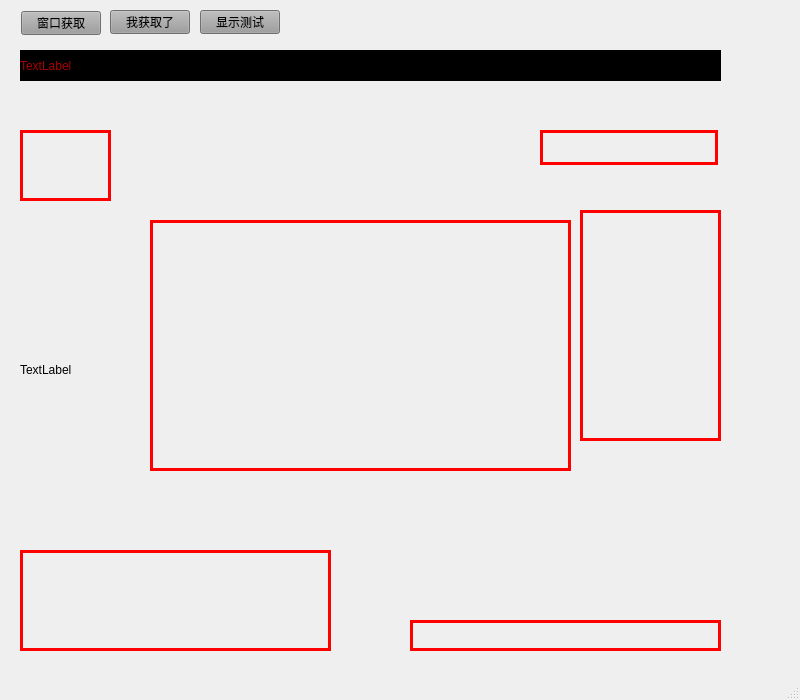
This is mainwindow.ui in droplazy/HOOK as Qt 5 draws it before an edit. The edited form follows.
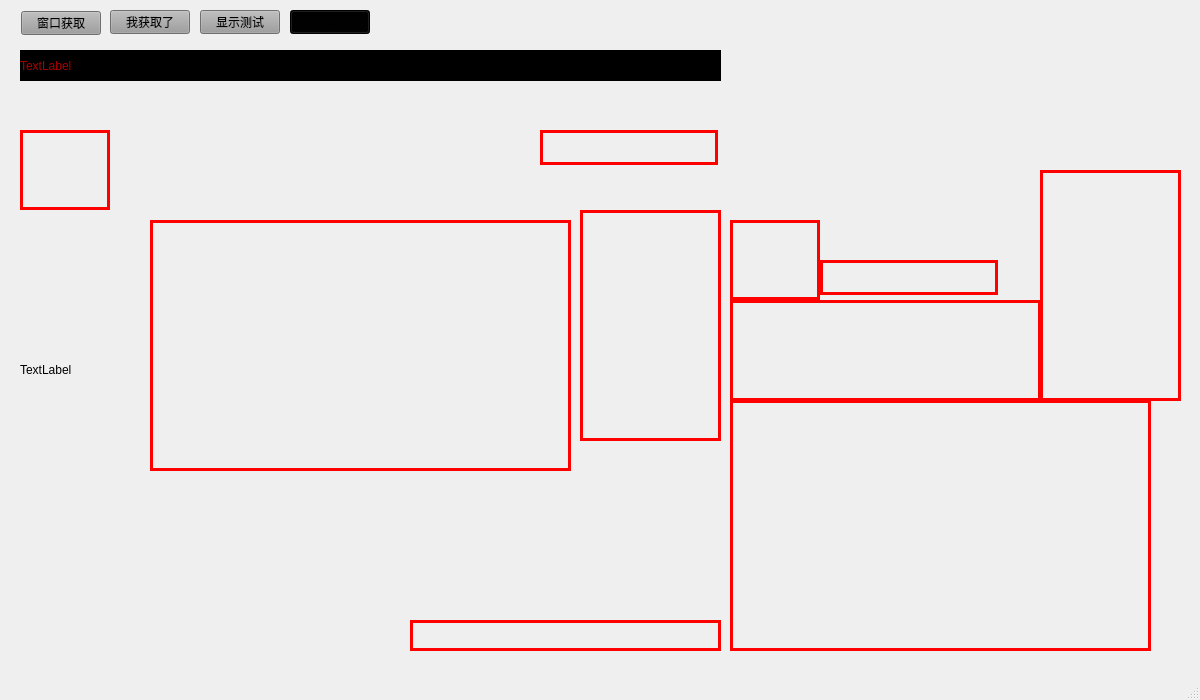
This is the edited form. Icons and pictures are not drawn.

The edit to the form file:
```diff
--- a/mainwindow.ui
+++ b/mainwindow.ui
@@ -6,7 +6,7 @@
    <rect>
     <x>0</x>
     <y>0</y>
-    <width>800</width>
+    <width>1200</width>
     <height>700</height>
    </rect>
   </property>
@@ -18,7 +18,7 @@
   </property>
   <property name="maximumSize">
    <size>
-    <width>800</width>
+    <width>1200</width>
     <height>700</height>
    </size>
   </property>
@@ -130,8 +130,8 @@
      <rect>
       <x>20</x>
       <y>130</y>
-      <width>91</width>
-      <height>71</height>
+      <width>90</width>
+      <height>80</height>
      </rect>
     </property>
     <property name="styleSheet">
@@ -192,8 +192,8 @@
    <widget class="QLabel" name="label_5">
     <property name="geometry">
      <rect>
-      <x>20</x>
-      <y>550</y>
+      <x>730</x>
+      <y>300</y>
       <width>311</width>
       <height>101</height>
      </rect>
@@ -221,6 +221,86 @@
      <string/>
     </property>
    </widget>
+   <widget class="QPushButton" name="pushButton_START">
+    <property name="geometry">
+     <rect>
+      <x>290</x>
+      <y>10</y>
+      <width>80</width>
+      <height>24</height>
+     </rect>
+    </property>
+    <property name="styleSheet">
+     <string notr="true">background-color: rgb(1, 1, 1);</string>
+    </property>
+    <property name="text">
+     <string>KAISHI</string>
+    </property>
+   </widget>
+   <widget class="QLabel" name="label_7">
+    <property name="geometry">
+     <rect>
+      <x>730</x>
+      <y>220</y>
+      <width>90</width>
+      <height>80</height>
+     </rect>
+    </property>
+    <property name="styleSheet">
+     <string notr="true">border: 3px solid red;background: transparent;</string>
+    </property>
+    <property name="text">
+     <string/>
+    </property>
+   </widget>
+   <widget class="QLabel" name="label_8">
+    <property name="geometry">
+     <rect>
+      <x>820</x>
+      <y>260</y>
+      <width>178</width>
+      <height>35</height>
+     </rect>
+    </property>
+    <property name="styleSheet">
+     <string notr="true">border: 3px solid red;background: transparent;</string>
+    </property>
+    <property name="text">
+     <string/>
+    </property>
+   </widget>
+   <widget class="QLabel" name="label_9">
+    <property name="geometry">
+     <rect>
+      <x>730</x>
+      <y>400</y>
+      <width>421</width>
+      <height>251</height>
+     </rect>
+    </property>
+    <property name="styleSheet">
+     <string notr="true">border: 3px solid red;background: transparent;</string>
+    </property>
+    <property name="text">
+     <string/>
+    </property>
+   </widget>
+   <widget class="QLabel" name="label_10">
+    <property name="geometry">
+     <rect>
+      <x>1040</x>
+      <y>170</y>
+      <width>141</width>
+      <height>231</height>
+     </rect>
+    </property>
+    <property name="styleSheet">
+     <string notr="true">border: 3px solid red;background: transparent;</string>
+    </property>
+    <property name="text">
+     <string/>
+    </property>
+   </widget>
   </widget>
   <widget class="QMenuBar" name="menubar">
    <property name="geometry">
```
Left out of the diff: 2 changed lines with no effect on the pictures.
